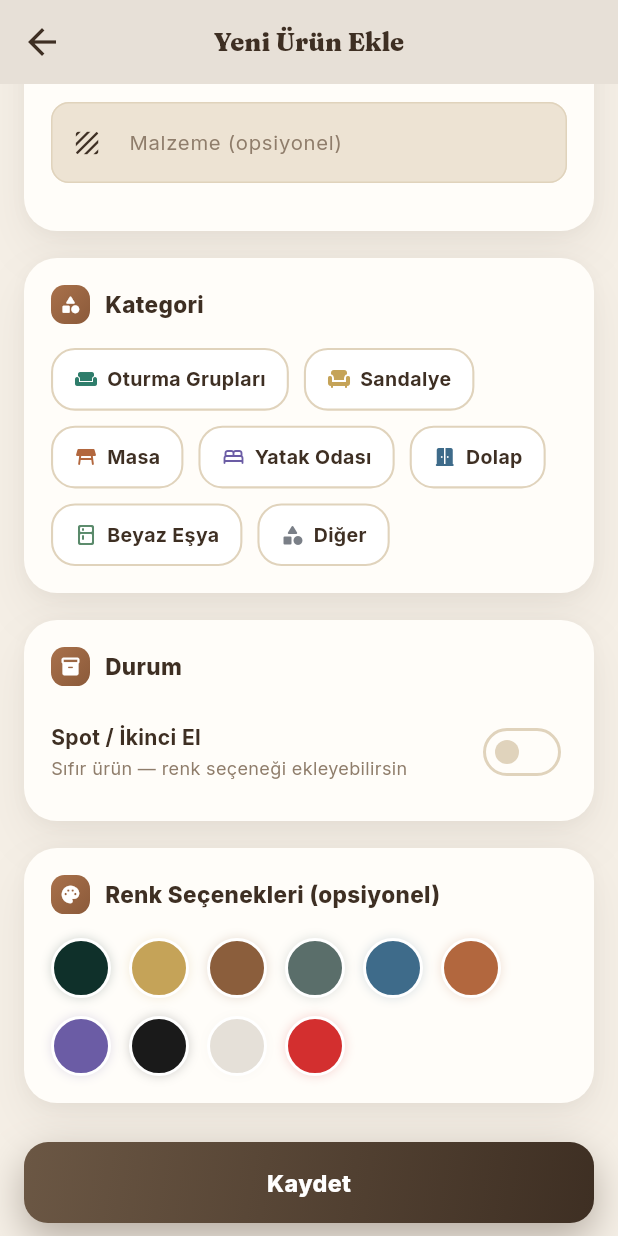
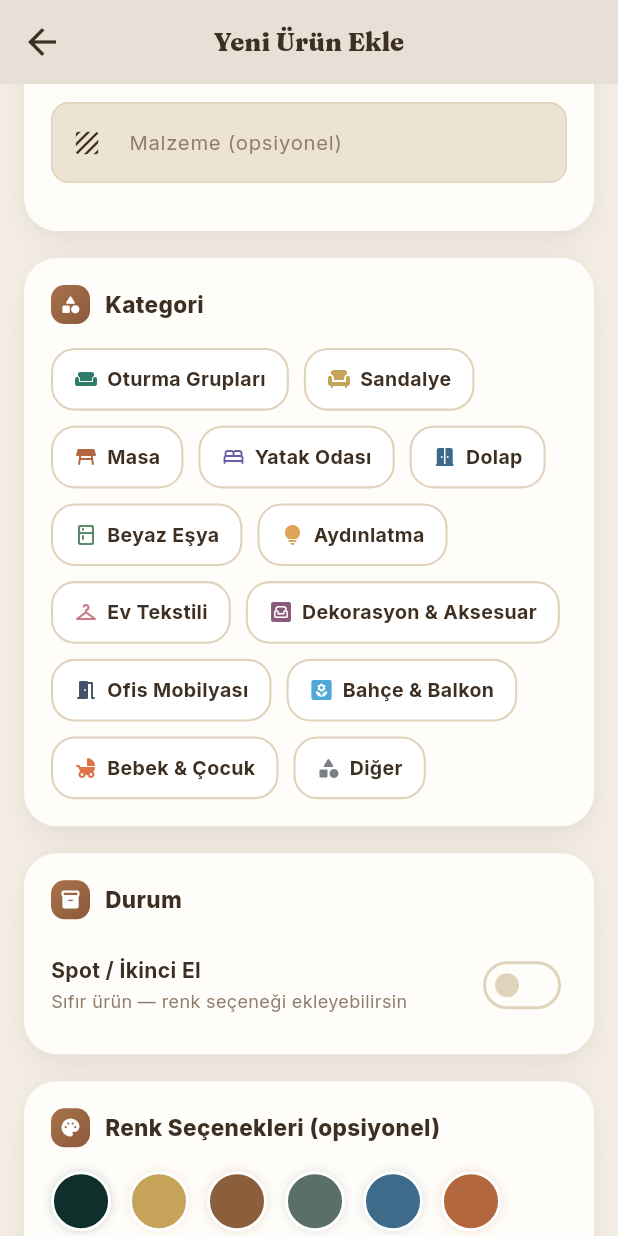
Before and after one commit to ferdidrgn/SaglamSpot, a Flutter app: the AddProductPage screen opened directly, scrolled down 576 dp, on a phone screen of 412 x 824 dp. Run offline on Flutter 3.47's test engine with Material 3 defaults, Android fonts, the phone set to English and light mode, and no system bars; our stand-ins replace app_links, cached_network_image, cloud_firestore, cloud_functions, connectivity_plus, dartz and 21 more; missing offline and left inert: app_settings, dart:html, dart:js_interop, dart:ui_web, firebase_app_check; accounts and stored records are empty; generated files the repository leaves out were written again; network calls fail; statements that could not run were skipped.

Commit message:
feat(kategori): ProductCategory'yi 7'den 13 kategoriye genişlet
Yeni kategoriler: Aydınlatma, Ev Tekstili, Dekorasyon & Aksesuar, Ofis
Mobilyası, Bahçe & Balkon, Bebek & Çocuk. Eski 7 kategori (sofa, chair,
table, bed, wardrobe, white, other) enum'da AYNI ADLA korunuyor —
Firestore'daki mevcut ürün dokümanlarının `category` alanı değişmeden
çalışmaya devam ediyor, hiçbir veri taşıma/migration gerekmiyor.

Yeni kategoriler defaultCategoryMeta'da hazır ikon/renk/sıra ile
tanımlı; Firestore'da CategoryMeta koleksiyonuna dokunulmadıysa
otomatik olarak bu varsayılanlarla görünürler (bkz.
category_meta.dart'taki tasarım notu). Kategori adı/başlık/ikon/görsel
üreten tüm exhaustive switch'ler (product_category_ex.dart,
new_products_page.dart, spot_products_page.dart) güncellendi —
derleyici eksik case'leri zaten hata olarak yakalardı, hepsi
tamamlandı.

flutter analyze: 0 error. flutter build web --release: başarılı.

```diff
--- a/lib/core/common/enum/enums.dart
+++ b/lib/core/common/enum/enums.dart
@@ -3,7 +3,21 @@ import '../extentions/app_context_ui_extension.dart';
 
 enum AppLanguage { tr, en }
 
-enum ProductCategory { sofa, chair, table, bed, wardrobe, white, other }
+enum ProductCategory {
+  sofa,
+  chair,
+  table,
+  bed,
+  wardrobe,
+  white,
+  lighting,
+  homeTextile,
+  decor,
+  officeFurniture,
+  outdoorGarden,
+  kidsFurniture,
+  other,
+}
 
 enum ProductCondition {
   all,
--- a/lib/core/common/extentions/product_category_ex.dart
+++ b/lib/core/common/extentions/product_category_ex.dart
@@ -13,6 +13,12 @@ extension ProductCategoryExtension on ProductCategory? {
       ProductCategory.bed => l10n.categoryBed,
       ProductCategory.wardrobe => l10n.categoryWardrobe,
       ProductCategory.white => l10n.categoryWhite,
+      ProductCategory.lighting => l10n.categoryLighting,
+      ProductCategory.homeTextile => l10n.categoryHomeTextile,
+      ProductCategory.decor => l10n.categoryDecor,
+      ProductCategory.officeFurniture => l10n.categoryOfficeFurniture,
+      ProductCategory.outdoorGarden => l10n.categoryOutdoorGarden,
+      ProductCategory.kidsFurniture => l10n.categoryKidsFurniture,
       ProductCategory.other => l10n.categoryOther,
     };
   }
--- a/lib/features/products/data/models/category_meta.dart
+++ b/lib/features/products/data/models/category_meta.dart
@@ -78,6 +78,7 @@ const Map<String, IconData> _iconRegistry = {
   'yard': Icons.yard_rounded,
   'living': Icons.living_rounded,
   'meeting_room': Icons.meeting_room_rounded,
+  'child_friendly': Icons.child_friendly_rounded,
 };
 
 /// Firestore'a hiç dokunulmadıysa kullanılacak, canlı ve şık renklerle
@@ -119,10 +120,46 @@ final Map<ProductCategory, CategoryMeta> defaultCategoryMeta = {
     color: Color(0xFF5A8A6B), // Adaçayı yeşili
     order: 5,
   ),
+  ProductCategory.lighting: const CategoryMeta(
+    category: ProductCategory.lighting,
+    icon: Icons.lightbulb_rounded,
+    color: Color(0xFFE0A458), // Sıcak amber
+    order: 6,
+  ),
+  ProductCategory.homeTextile: const CategoryMeta(
+    category: ProductCategory.homeTextile,
+    icon: Icons.checkroom_rounded,
+    color: Color(0xFFC97B84), // Toz pembe/terakota
+    order: 7,
+  ),
+  ProductCategory.decor: const CategoryMeta(
+    category: ProductCategory.decor,
+    icon: Icons.living_rounded,
+    color: Color(0xFF8A5A7A), // Mürdüm
+    order: 8,
+  ),
+  ProductCategory.officeFurniture: const CategoryMeta(
+    category: ProductCategory.officeFurniture,
+    icon: Icons.meeting_room_rounded,
+    color: Color(0xFF43536B), // Kayrak mavisi
+    order: 9,
+  ),
+  ProductCategory.outdoorGarden: const CategoryMeta(
+    category: ProductCategory.outdoorGarden,
+    icon: Icons.yard_rounded,
+    color: Color(0xFF4FA8D8), // Açık gökyüzü mavisi
+    order: 10,
+  ),
+  ProductCategory.kidsFurniture: const CategoryMeta(
+    category: ProductCategory.kidsFurniture,
+    icon: Icons.child_friendly_rounded,
+    color: Color(0xFFE0724A), // Canlı mercan
+    order: 11,
+  ),
   ProductCategory.other: const CategoryMeta(
     category: ProductCategory.other,
     icon: Icons.category_rounded,
     color: Color(0xFF7A7F87), // Nötr gri
-    order: 6,
+    order: 12,
   ),
 };
--- a/lib/l10n/app_localizations.dart
+++ b/lib/l10n/app_localizations.dart
@@ -254,6 +254,42 @@ abstract class AppLocalizations {
   /// **'Beyaz Eşya'**
   String get categoryWhite;
 
+  /// No description provided for @categoryLighting.
+  ///
+  /// In tr, this message translates to:
+  /// **'Aydınlatma'**
+  String get categoryLighting;
+
+  /// No description provided for @categoryHomeTextile.
+  ///
+  /// In tr, this message translates to:
+  /// **'Ev Tekstili'**
+  String get categoryHomeTextile;
+
+  /// No description provided for @categoryDecor.
+  ///
+  /// In tr, this message translates to:
+  /// **'Dekorasyon & Aksesuar'**
+  String get categoryDecor;
+
+  /// No description provided for @categoryOfficeFurniture.
+  ///
+  /// In tr, this message translates to:
+  /// **'Ofis Mobilyası'**
+  String get categoryOfficeFurniture;
+
+  /// No description provided for @categoryOutdoorGarden.
+  ///
+  /// In tr, this message translates to:
+  /// **'Bahçe & Balkon'**
+  String get categoryOutdoorGarden;
+
+  /// No description provided for @categoryKidsFurniture.
+  ///
+  /// In tr, this message translates to:
+  /// **'Bebek & Çocuk'**
+  String get categoryKidsFurniture;
+
   /// No description provided for @categoryOther.
   ///
   /// In tr, this message translates to:
@@ -3092,10 +3128,46 @@ abstract class AppLocalizations {
   /// **'Beyaz Eşya'**
   String get catalogCategoryTitleWhite;
 
+  /// No description provided for @catalogCategoryTitleLighting.
+  ///
+  /// In tr, this message translates to:
+  /// **'Aydınlatma'**
+  String get catalogCategoryTitleLighting;
+
+  /// No description provided for @catalogCategoryTitleHomeTextile.
+  ///
+  /// In tr, this message translates to:
+  /// **'Halı & Ev Tekstili'**
+  String get catalogCategoryTitleHomeTextile;
+
+  /// No description provided for @catalogCategoryTitleDecor.
+  ///
+  /// In tr, this message translates to:
+  /// **'Dekorasyon & Aksesuar'**
+  String get catalogCategoryTitleDecor;
+
+  /// No description provided for @catalogCategoryTitleOfficeFurniture.
+  ///
+  /// In tr, this message translates to:
+  /// **'Ofis Mobilyası'**
+  String get catalogCategoryTitleOfficeFurniture;
+
+  /// No description provided for @catalogCategoryTitleOutdoorGarden.
+  ///
+  /// In tr, this message translates to:
+  /// **'Bahçe & Balkon'**
+  String get catalogCategoryTitleOutdoorGarden;
+
+  /// No description provided for @catalogCategoryTitleKidsFurniture.
+  ///
+  /// In tr, this message translates to:
+  /// **'Bebek & Çocuk Odası'**
+  String get catalogCategoryTitleKidsFurniture;
+
   /// No description provided for @catalogCategoryTitleOther.
   ///
   /// In tr, this message translates to:
-  /// **'Dekorasyon'**
+  /// **'Diğer Ürünler'**
   String get catalogCategoryTitleOther;
 
   /// No description provided for @mottoTitlePart1.
--- a/lib/l10n/app_localizations_ar.dart
+++ b/lib/l10n/app_localizations_ar.dart
@@ -90,6 +90,24 @@ class AppLocalizationsAr extends AppLocalizations {
   String get categoryWhite => 'أجهزة منزلية';
 
   @override
+  String get categoryLighting => 'Aydınlatma';
+
+  @override
+  String get categoryHomeTextile => 'Ev Tekstili';
+
+  @override
+  String get categoryDecor => 'Dekorasyon & Aksesuar';
+
+  @override
+  String get categoryOfficeFurniture => 'Ofis Mobilyası';
+
+  @override
+  String get categoryOutdoorGarden => 'Bahçe & Balkon';
+
+  @override
+  String get categoryKidsFurniture => 'Bebek & Çocuk';
+
+  @override
   String get categoryOther => 'أخرى';
 
   @override
@@ -1620,6 +1638,24 @@ class AppLocalizationsAr extends AppLocalizations {
   String get catalogCategoryTitleWhite => 'أجهزة منزلية';
 
   @override
+  String get catalogCategoryTitleLighting => 'Aydınlatma';
+
+  @override
+  String get catalogCategoryTitleHomeTextile => 'Halı & Ev Tekstili';
+
+  @override
+  String get catalogCategoryTitleDecor => 'Dekorasyon & Aksesuar';
+
+  @override
+  String get catalogCategoryTitleOfficeFurniture => 'Ofis Mobilyası';
+
+  @override
+  String get catalogCategoryTitleOutdoorGarden => 'Bahçe & Balkon';
+
+  @override
+  String get catalogCategoryTitleKidsFurniture => 'Bebek & Çocuk Odası';
+
+  @override
   String get catalogCategoryTitleOther => 'ديكور';
 
   @override
--- a/lib/l10n/app_localizations_de.dart
+++ b/lib/l10n/app_localizations_de.dart
@@ -93,6 +93,24 @@ class AppLocalizationsDe extends AppLocalizations {
   String get categoryWhite => 'Haushaltsgeräte';
 
   @override
+  String get categoryLighting => 'Aydınlatma';
+
+  @override
+  String get categoryHomeTextile => 'Ev Tekstili';
+
+  @override
+  String get categoryDecor => 'Dekorasyon & Aksesuar';
+
+  @override
+  String get categoryOfficeFurniture => 'Ofis Mobilyası';
+
+  @override
+  String get categoryOutdoorGarden => 'Bahçe & Balkon';
+
+  @override
+  String get categoryKidsFurniture => 'Bebek & Çocuk';
+
+  @override
   String get categoryOther => 'Sonstiges';
 
   @override
@@ -1650,6 +1668,24 @@ class AppLocalizationsDe extends AppLocalizations {
   String get catalogCategoryTitleWhite => 'Haushaltsgeräte';
 
   @override
+  String get catalogCategoryTitleLighting => 'Aydınlatma';
+
+  @override
+  String get catalogCategoryTitleHomeTextile => 'Halı & Ev Tekstili';
+
+  @override
+  String get catalogCategoryTitleDecor => 'Dekorasyon & Aksesuar';
+
+  @override
+  String get catalogCategoryTitleOfficeFurniture => 'Ofis Mobilyası';
+
+  @override
+  String get catalogCategoryTitleOutdoorGarden => 'Bahçe & Balkon';
+
+  @override
+  String get catalogCategoryTitleKidsFurniture => 'Bebek & Çocuk Odası';
+
+  @override
   String get catalogCategoryTitleOther => 'Dekoration';
 
   @override
--- a/lib/l10n/app_localizations_el.dart
+++ b/lib/l10n/app_localizations_el.dart
@@ -94,6 +94,24 @@ class AppLocalizationsEl extends AppLocalizations {
   String get categoryWhite => 'Οικιακές συσκευές';
 
   @override
+  String get categoryLighting => 'Aydınlatma';
+
+  @override
+  String get categoryHomeTextile => 'Ev Tekstili';
+
+  @override
+  String get categoryDecor => 'Dekorasyon & Aksesuar';
+
+  @override
+  String get categoryOfficeFurniture => 'Ofis Mobilyası';
+
+  @override
+  String get categoryOutdoorGarden => 'Bahçe & Balkon';
+
+  @override
+  String get categoryKidsFurniture => 'Bebek & Çocuk';
+
+  @override
   String get categoryOther => 'Άλλο';
 
   @override
@@ -1649,6 +1667,24 @@ class AppLocalizationsEl extends AppLocalizations {
   String get catalogCategoryTitleWhite => 'Οικιακές Συσκευές';
 
   @override
+  String get catalogCategoryTitleLighting => 'Aydınlatma';
+
+  @override
+  String get catalogCategoryTitleHomeTextile => 'Halı & Ev Tekstili';
+
+  @override
+  String get catalogCategoryTitleDecor => 'Dekorasyon & Aksesuar';
+
+  @override
+  String get catalogCategoryTitleOfficeFurniture => 'Ofis Mobilyası';
+
+  @override
+  String get catalogCategoryTitleOutdoorGarden => 'Bahçe & Balkon';
+
+  @override
+  String get catalogCategoryTitleKidsFurniture => 'Bebek & Çocuk Odası';
+
+  @override
   String get catalogCategoryTitleOther => 'Διακόσμηση';
 
   @override
--- a/lib/l10n/app_localizations_it.dart
+++ b/lib/l10n/app_localizations_it.dart
@@ -91,6 +91,24 @@ class AppLocalizationsIt extends AppLocalizations {
   String get categoryWhite => 'Elettrodomestici';
 
   @override
+  String get categoryLighting => 'Aydınlatma';
+
+  @override
+  String get categoryHomeTextile => 'Ev Tekstili';
+
+  @override
+  String get categoryDecor => 'Dekorasyon & Aksesuar';
+
+  @override
+  String get categoryOfficeFurniture => 'Ofis Mobilyası';
+
+  @override
+  String get categoryOutdoorGarden => 'Bahçe & Balkon';
+
+  @override
+  String get categoryKidsFurniture => 'Bebek & Çocuk';
+
+  @override
   String get categoryOther => 'Altro';
 
   @override
@@ -1645,6 +1663,24 @@ class AppLocalizationsIt extends AppLocalizations {
   String get catalogCategoryTitleWhite => 'Elettrodomestici';
 
   @override
+  String get catalogCategoryTitleLighting => 'Aydınlatma';
+
+  @override
+  String get catalogCategoryTitleHomeTextile => 'Halı & Ev Tekstili';
+
+  @override
+  String get catalogCategoryTitleDecor => 'Dekorasyon & Aksesuar';
+
+  @override
+  String get catalogCategoryTitleOfficeFurniture => 'Ofis Mobilyası';
+
+  @override
+  String get catalogCategoryTitleOutdoorGarden => 'Bahçe & Balkon';
+
+  @override
+  String get catalogCategoryTitleKidsFurniture => 'Bebek & Çocuk Odası';
+
+  @override
   String get catalogCategoryTitleOther => 'Decorazione';
 
   @override
--- a/lib/l10n/app_localizations_ky.dart
+++ b/lib/l10n/app_localizations_ky.dart
@@ -93,6 +93,24 @@ class AppLocalizationsKy extends AppLocalizations {
   String get categoryWhite => 'Тиричилик техникасы';
 
   @override
+  String get categoryLighting => 'Aydınlatma';
+
+  @override
+  String get categoryHomeTextile => 'Ev Tekstili';
+
+  @override
+  String get categoryDecor => 'Dekorasyon & Aksesuar';
+
+  @override
+  String get categoryOfficeFurniture => 'Ofis Mobilyası';
+
+  @override
+  String get categoryOutdoorGarden => 'Bahçe & Balkon';
+
+  @override
+  String get categoryKidsFurniture => 'Bebek & Çocuk';
+
+  @override
   String get categoryOther => 'Башка';
 
   @override
@@ -1641,6 +1659,24 @@ class AppLocalizationsKy extends AppLocalizations {
   String get catalogCategoryTitleWhite => 'Тиричилик техникасы';
 
   @override
+  String get catalogCategoryTitleLighting => 'Aydınlatma';
+
+  @override
+  String get catalogCategoryTitleHomeTextile => 'Halı & Ev Tekstili';
+
+  @override
+  String get catalogCategoryTitleDecor => 'Dekorasyon & Aksesuar';
+
+  @override
+  String get catalogCategoryTitleOfficeFurniture => 'Ofis Mobilyası';
+
+  @override
+  String get catalogCategoryTitleOutdoorGarden => 'Bahçe & Balkon';
+
+  @override
+  String get catalogCategoryTitleKidsFurniture => 'Bebek & Çocuk Odası';
+
+  @override
   String get catalogCategoryTitleOther => 'Декор';
 
   @override
--- a/lib/l10n/app_localizations_ru.dart
+++ b/lib/l10n/app_localizations_ru.dart
@@ -92,6 +92,24 @@ class AppLocalizationsRu extends AppLocalizations {
   String get categoryWhite => 'Бытовая техника';
 
   @override
+  String get categoryLighting => 'Aydınlatma';
+
+  @override
+  String get categoryHomeTextile => 'Ev Tekstili';
+
+  @override
+  String get categoryDecor => 'Dekorasyon & Aksesuar';
+
+  @override
+  String get categoryOfficeFurniture => 'Ofis Mobilyası';
+
+  @override
+  String get categoryOutdoorGarden => 'Bahçe & Balkon';
+
+  @override
+  String get categoryKidsFurniture => 'Bebek & Çocuk';
+
+  @override
   String get categoryOther => 'Другое';
 
   @override
@@ -1635,6 +1653,24 @@ class AppLocalizationsRu extends AppLocalizations {
   String get catalogCategoryTitleWhite => 'Бытовая техника';
 
   @override
+  String get catalogCategoryTitleLighting => 'Aydınlatma';
+
+  @override
+  String get catalogCategoryTitleHomeTextile => 'Halı & Ev Tekstili';
+
+  @override
+  String get catalogCategoryTitleDecor => 'Dekorasyon & Aksesuar';
+
+  @override
+  String get catalogCategoryTitleOfficeFurniture => 'Ofis Mobilyası';
+
+  @override
+  String get catalogCategoryTitleOutdoorGarden => 'Bahçe & Balkon';
+
+  @override
+  String get catalogCategoryTitleKidsFurniture => 'Bebek & Çocuk Odası';
+
+  @override
   String get catalogCategoryTitleOther => 'Декор';
 
   @override
--- a/lib/l10n/app_localizations_tr.dart
+++ b/lib/l10n/app_localizations_tr.dart
@@ -91,6 +91,24 @@ class AppLocalizationsTr extends AppLocalizations {
   String get categoryWhite => 'Beyaz Eşya';
 
   @override
+  String get categoryLighting => 'Aydınlatma';
+
+  @override
+  String get categoryHomeTextile => 'Ev Tekstili';
+
+  @override
+  String get categoryDecor => 'Dekorasyon & Aksesuar';
+
+  @override
+  String get categoryOfficeFurniture => 'Ofis Mobilyası';
+
+  @override
+  String get categoryOutdoorGarden => 'Bahçe & Balkon';
+
+  @override
+  String get categoryKidsFurniture => 'Bebek & Çocuk';
+
+  @override
   String get categoryOther => 'Diğer';
 
   @override
@@ -1632,7 +1650,25 @@ class AppLocalizationsTr extends AppLocalizations {
   String get catalogCategoryTitleWhite => 'Beyaz Eşya';
 
   @override
-  String get catalogCategoryTitleOther => 'Dekorasyon';
+  String get catalogCategoryTitleLighting => 'Aydınlatma';
+
+  @override
+  String get catalogCategoryTitleHomeTextile => 'Halı & Ev Tekstili';
+
+  @override
+  String get catalogCategoryTitleDecor => 'Dekorasyon & Aksesuar';
+
+  @override
+  String get catalogCategoryTitleOfficeFurniture => 'Ofis Mobilyası';
+
+  @override
+  String get catalogCategoryTitleOutdoorGarden => 'Bahçe & Balkon';
+
+  @override
+  String get catalogCategoryTitleKidsFurniture => 'Bebek & Çocuk Odası';
+
+  @override
+  String get catalogCategoryTitleOther => 'Diğer Ürünler';
 
   @override
   String get mottoTitlePart1 => 'Gelmeden Gör, ';
--- a/lib/l10n/app_localizations_uk.dart
+++ b/lib/l10n/app_localizations_uk.dart
@@ -91,6 +91,24 @@ class AppLocalizationsUk extends AppLocalizations {
   String get categoryWhite => 'Побутова техніка';
 
   @override
+  String get categoryLighting => 'Aydınlatma';
+
+  @override
+  String get categoryHomeTextile => 'Ev Tekstili';
+
+  @override
+  String get categoryDecor => 'Dekorasyon & Aksesuar';
+
+  @override
+  String get categoryOfficeFurniture => 'Ofis Mobilyası';
+
+  @override
+  String get categoryOutdoorGarden => 'Bahçe & Balkon';
+
+  @override
+  String get categoryKidsFurniture => 'Bebek & Çocuk';
+
+  @override
   String get categoryOther => 'Інше';
 
   @override
@@ -1634,6 +1652,24 @@ class AppLocalizationsUk extends AppLocalizations {
   String get catalogCategoryTitleWhite => 'Побутова техніка';
 
   @override
+  String get catalogCategoryTitleLighting => 'Aydınlatma';
+
+  @override
+  String get catalogCategoryTitleHomeTextile => 'Halı & Ev Tekstili';
+
+  @override
+  String get catalogCategoryTitleDecor => 'Dekorasyon & Aksesuar';
+
+  @override
+  String get catalogCategoryTitleOfficeFurniture => 'Ofis Mobilyası';
+
+  @override
+  String get catalogCategoryTitleOutdoorGarden => 'Bahçe & Balkon';
+
+  @override
+  String get catalogCategoryTitleKidsFurniture => 'Bebek & Çocuk Odası';
+
+  @override
   String get catalogCategoryTitleOther => 'Декор';
 
   @override
--- a/lib/l10n/app_localizations_uz.dart
+++ b/lib/l10n/app_localizations_uz.dart
@@ -92,6 +92,24 @@ class AppLocalizationsUz extends AppLocalizations {
   String get categoryWhite => 'Maishiy texnika';
 
   @override
+  String get categoryLighting => 'Aydınlatma';
+
+  @override
+  String get categoryHomeTextile => 'Ev Tekstili';
+
+  @override
+  String get categoryDecor => 'Dekorasyon & Aksesuar';
+
+  @override
+  String get categoryOfficeFurniture => 'Ofis Mobilyası';
+
+  @override
+  String get categoryOutdoorGarden => 'Bahçe & Balkon';
+
+  @override
+  String get categoryKidsFurniture => 'Bebek & Çocuk';
+
+  @override
   String get categoryOther => 'Boshqa';
 
   @override
@@ -1643,6 +1661,24 @@ class AppLocalizationsUz extends AppLocalizations {
   String get catalogCategoryTitleWhite => 'Maishiy texnika';
 
   @override
+  String get catalogCategoryTitleLighting => 'Aydınlatma';
+
+  @override
+  String get catalogCategoryTitleHomeTextile => 'Halı & Ev Tekstili';
+
+  @override
+  String get catalogCategoryTitleDecor => 'Dekorasyon & Aksesuar';
+
+  @override
+  String get catalogCategoryTitleOfficeFurniture => 'Ofis Mobilyası';
+
+  @override
+  String get catalogCategoryTitleOutdoorGarden => 'Bahçe & Balkon';
+
+  @override
+  String get catalogCategoryTitleKidsFurniture => 'Bebek & Çocuk Odası';
+
+  @override
   String get catalogCategoryTitleOther => 'Dekor';
 
   @override
--- a/lib/l10n/app_localizations_zh.dart
+++ b/lib/l10n/app_localizations_zh.dart
@@ -89,6 +89,24 @@ class AppLocalizationsZh extends AppLocalizations {
   String get categoryWhite => '家电';
 
   @override
+  String get categoryLighting => 'Aydınlatma';
+
+  @override
+  String get categoryHomeTextile => 'Ev Tekstili';
+
+  @override
+  String get categoryDecor => 'Dekorasyon & Aksesuar';
+
+  @override
+  String get categoryOfficeFurniture => 'Ofis Mobilyası';
+
+  @override
+  String get categoryOutdoorGarden => 'Bahçe & Balkon';
+
+  @override
+  String get categoryKidsFurniture => 'Bebek & Çocuk';
+
+  @override
   String get categoryOther => '其他';
 
   @override
@@ -1569,6 +1587,24 @@ class AppLocalizationsZh extends AppLocalizations {
   String get catalogCategoryTitleWhite => '家用电器';
 
   @override
+  String get catalogCategoryTitleLighting => 'Aydınlatma';
+
+  @override
+  String get catalogCategoryTitleHomeTextile => 'Halı & Ev Tekstili';
+
+  @override
+  String get catalogCategoryTitleDecor => 'Dekorasyon & Aksesuar';
+
+  @override
+  String get catalogCategoryTitleOfficeFurniture => 'Ofis Mobilyası';
+
+  @override
+  String get catalogCategoryTitleOutdoorGarden => 'Bahçe & Balkon';
+
+  @override
+  String get catalogCategoryTitleKidsFurniture => 'Bebek & Çocuk Odası';
+
+  @override
   String get catalogCategoryTitleOther => '装饰';
 
   @override
--- a/lib/l10n/app_tr.arb
+++ b/lib/l10n/app_tr.arb
@@ -37,6 +37,12 @@
   "categoryBed": "Yatak Odası",
   "categoryWardrobe": "Dolap",
   "categoryWhite": "Beyaz Eşya",
+  "categoryLighting": "Aydınlatma",
+  "categoryHomeTextile": "Ev Tekstili",
+  "categoryDecor": "Dekorasyon & Aksesuar",
+  "categoryOfficeFurniture": "Ofis Mobilyası",
+  "categoryOutdoorGarden": "Bahçe & Balkon",
+  "categoryKidsFurniture": "Bebek & Çocuk",
   "categoryOther": "Diğer",
   "condition": "Durum",
   "conditionAll": "Tümü",
@@ -587,7 +593,13 @@
   "catalogCategoryTitleBed": "Yatak & Baza",
   "catalogCategoryTitleWardrobe": "Gardırop & Dolap",
   "catalogCategoryTitleWhite": "Beyaz Eşya",
-  "catalogCategoryTitleOther": "Dekorasyon",
+  "catalogCategoryTitleLighting": "Aydınlatma",
+  "catalogCategoryTitleHomeTextile": "Halı & Ev Tekstili",
+  "catalogCategoryTitleDecor": "Dekorasyon & Aksesuar",
+  "catalogCategoryTitleOfficeFurniture": "Ofis Mobilyası",
+  "catalogCategoryTitleOutdoorGarden": "Bahçe & Balkon",
+  "catalogCategoryTitleKidsFurniture": "Bebek & Çocuk Odası",
+  "catalogCategoryTitleOther": "Diğer Ürünler",
   "mottoTitlePart1": "Gelmeden Gör, ",
   "mottoTitlePart2": "Beğenince Gel.",
   "mottoSubtitle": "Dükkâna gelmeden önce vitrinimizi gez, istediğini bulunca bize uğra.",
```
Also changed, not shown: lib/features/products/presentation/pages/new_products_page.dart (+36 -0 lines), lib/features/products/presentation/pages/spot_products_page.dart (+24 -0 lines), lib/l10n/app_en.arb (+13 -1 lines), lib/l10n/app_localizations_en.dart (+37 -1 lines).
